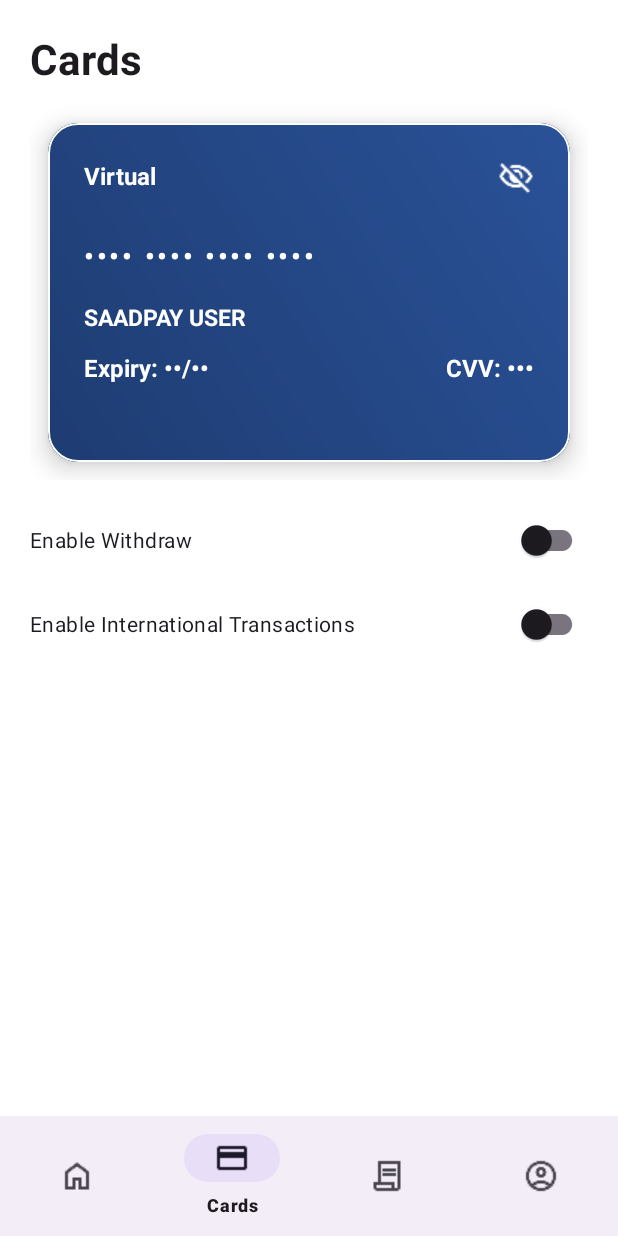
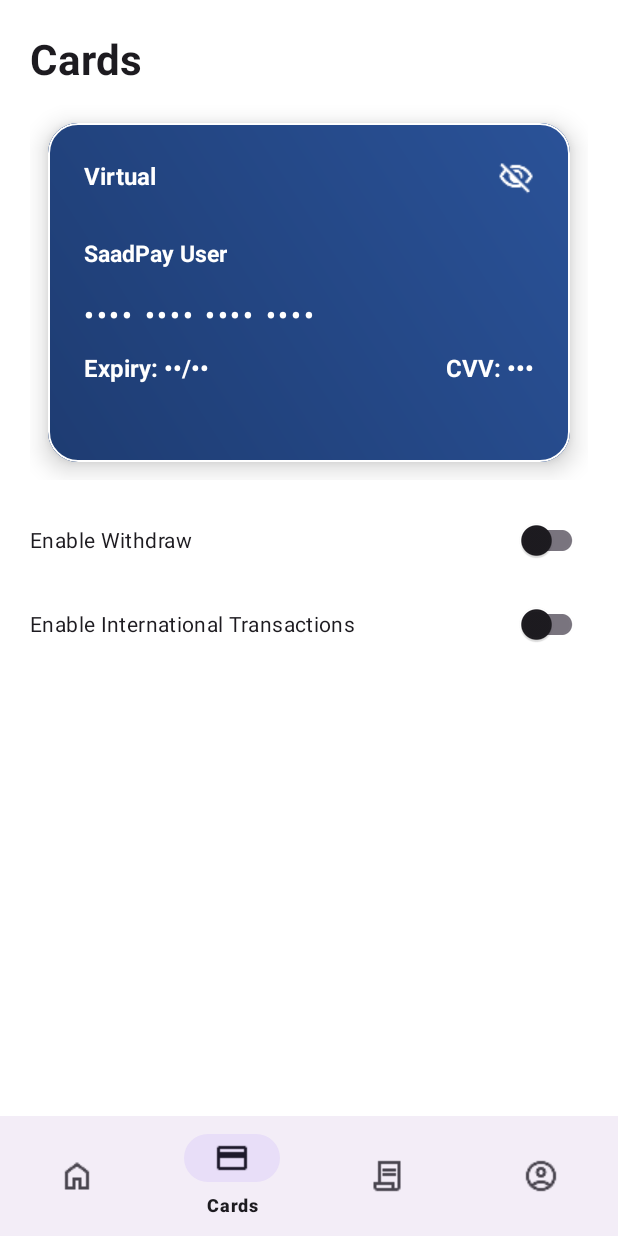
Before and after one commit to chsaad-dev/SaadPay, an Android app: the CardFragment screen opened through its navigation route, on a phone screen of 412 x 824 dp. Run offline under Robolectric (Android 15) with nearby library versions, the phone set to English and light mode, and no system bars; our stand-ins replace Firebase (no records; nobody signed in at launch, a user with empty details on screens opened directly), navigation-ui; 3 statements that could not run were skipped.

Commit message:
Carholder Name not displaying Bug Fixed

```diff
--- a/app/src/main/java/com/example/saadpay/presentation/ui/main/card/CardFragment.kt
+++ b/app/src/main/java/com/example/saadpay/presentation/ui/main/card/CardFragment.kt
@@ -22,13 +22,21 @@ class CardFragment : Fragment() {
     private val autoHideHandler = Handler(Looper.getMainLooper())
     private var hideRunnable: Runnable? = null
 
-    override fun onCreateView(inflater: LayoutInflater, container: ViewGroup?, savedInstanceState: Bundle?): View {
+    override fun onCreateView(
+        inflater: LayoutInflater,
+        container: ViewGroup?,
+        savedInstanceState: Bundle?
+    ): View {
         _binding = FragmentCardsBinding.inflate(inflater, container, false)
         return binding.root
     }
 
     override fun onViewCreated(view: View, savedInstanceState: Bundle?) {
-        val userName = FirebaseAuth.getInstance().currentUser?.displayName?.takeIf { it.isNotBlank() } ?: "SaadPay User"
+        FirebaseAuth.getInstance().currentUser?.reload()?.addOnCompleteListener {
+            val firebaseUser = FirebaseAuth.getInstance().currentUser
+            val userName = firebaseUser?.displayName?.takeIf { it.isNotBlank() }
+                ?: firebaseUser?.email?.substringBefore("@")?.replaceFirstChar { it.uppercase() }
+                ?: "SaadPay User"
 
             cards.add(CardModel("Virtual", userName))
             cards.add(CardModel("Physical", userName))
@@ -48,6 +56,7 @@ class CardFragment : Fragment() {
             }
 
             binding.cardViewPager.adapter = adapter
+        }
 
         binding.switchWithdraw.setOnCheckedChangeListener { _, isChecked -> }
         binding.switchInternational.setOnCheckedChangeListener { _, isChecked -> }
--- a/app/src/main/java/com/example/saadpay/presentation/ui/main/card/CardPagerAdapter.kt
+++ b/app/src/main/java/com/example/saadpay/presentation/ui/main/card/CardPagerAdapter.kt
@@ -1,7 +1,5 @@
 package com.example.saadpay.presentation.ui.main.card
 
-import android.os.Handler
-import android.os.Looper
 import android.view.LayoutInflater
 import android.view.View
 import android.view.ViewGroup
@@ -26,14 +24,15 @@ class CardPagerAdapter(
 
         fun bind(card: CardModel, position: Int) {
             cardType.text = card.type
-            userName.text = card.userName.uppercase()
 
             if (card.isVisible) {
+                userName.text = card.userName
                 cardNumber.text = card.cardNumber
                 expiry.text = "Expiry: ${card.expiry}"
                 cvv.text = "CVV: ${card.cvv}"
                 eyeIcon.setImageResource(R.drawable.ic_eye_open)
             } else {
+                userName.text = "SaadPay User"
                 cardNumber.text = "•••• •••• •••• ••••"
                 expiry.text = "Expiry: ••/••"
                 cvv.text = "CVV: •••"
--- a/app/src/main/res/layout/item_card.xml
+++ b/app/src/main/res/layout/item_card.xml
@@ -1,4 +1,4 @@
-<?xml version="1.0" encoding="utf-8"?>
+<!-- item_card.xml -->
 <com.google.android.material.card.MaterialCardView xmlns:android="http://schemas.android.com/apk/res/android"
     xmlns:app="http://schemas.android.com/apk/res-auto"
     android:layout_width="match_parent"
@@ -35,37 +35,37 @@
             android:src="@drawable/ic_eye_closed"
             app:tint="@android:color/white" />
 
-        <!-- Card Number -->
+        <!-- Cardholder Name (moved above cardNumber) -->
+        <TextView
+            android:id="@+id/cardUserName"
+            android:layout_width="wrap_content"
+            android:layout_height="wrap_content"
+            android:layout_below="@id/cardType"
+            android:layout_marginTop="30dp"
+            android:text="SAADPAY USER"
+            android:textSize="15sp"
+            android:textStyle="bold"
+            android:textColor="@android:color/white" />
+
+        <!-- Card Number (moved below userName) -->
         <TextView
             android:id="@+id/cardNumber"
             android:layout_width="wrap_content"
             android:layout_height="wrap_content"
-            android:layout_below="@id/cardType"
-            android:layout_marginTop="30dp"
+            android:layout_below="@id/cardUserName"
+            android:layout_marginTop="18dp"
             android:text="**** **** **** 1234"
             android:textSize="18sp"
             android:textStyle="bold"
             android:textColor="@android:color/white"
             android:letterSpacing="0.1" />
 
-        <!-- Cardholder Name -->
-        <TextView
-            android:id="@+id/cardUserName"
-            android:layout_width="wrap_content"
-            android:layout_height="wrap_content"
-            android:layout_below="@id/cardNumber"
-            android:layout_marginTop="18dp"
-            android:text="SAADPAY USER"
-            android:textSize="15sp"
-            android:textStyle="bold"
-            android:textColor="@android:color/white" />
-
         <!-- Expiry -->
         <TextView
             android:id="@+id/cardExpiry"
             android:layout_width="wrap_content"
             android:layout_height="wrap_content"
-            android:layout_below="@id/cardUserName"
+            android:layout_below="@id/cardNumber"
             android:layout_alignParentStart="true"
             android:layout_marginTop="12dp"
             android:text="12/28"
```
Also changed, not shown: app/src/main/java/com/example/saadpay/presentation/viewmodel/RegisterViewModel.kt (+14 -6 lines). Lines whose indentation alone changed are shown as unchanged.
